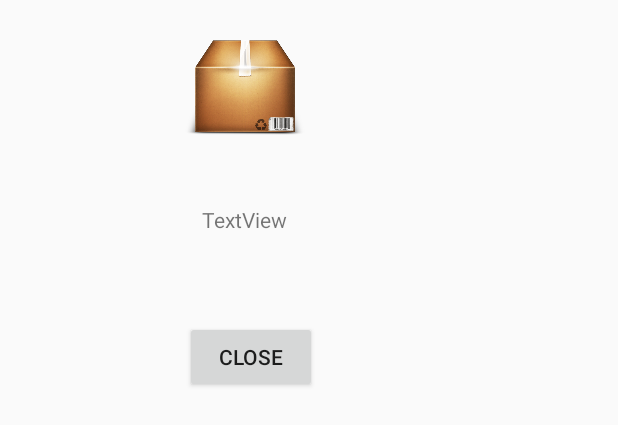
After one commit to no131614/Android-Volley-JSON-Parser, an Android app: the layout item_info_dialog.xml on its own in the app's theme, with its tools: preview values and no code run, on a phone screen of 412 x 824 dp. The commit adds this screen. Shown: the top 425 px of the screen. Run offline under Robolectric (Android 15) with nearby library versions, the phone set to English and light mode, and no system bars; network calls fail.

Commit message:
Added custom dialog to ItemInfoActivity.java

```diff
--- a/app/src/main/java/first/alexander/com/androidvolleyparser/ItemInfoActivity.java
+++ b/app/src/main/java/first/alexander/com/androidvolleyparser/ItemInfoActivity.java
@@ -5,13 +5,18 @@ import java.util.Collections;
 import java.util.Comparator;
 import java.util.HashMap;
 import android.app.Activity;
+import android.app.Dialog;
+import android.content.Context;
 import android.os.Bundle;
 import android.support.v7.app.AppCompatActivity;
 import android.util.Log;
 import android.view.View;
 import android.widget.AdapterView;
 import android.widget.AdapterView.OnItemClickListener;
+import android.widget.Button;
+import android.widget.ImageView;
 import android.widget.ListView;
+import android.widget.TextView;
 import android.widget.Toast;
 
 import com.android.volley.Request;
@@ -27,6 +32,8 @@ public class ItemInfoActivity extends AppCompatActivity {
 
     // All static variables
     final String URL = "https://shopicruit.myshopify.com/admin/orders.json?page=1&access_token=c32313df0d0ef512ca64d5b336a0d7c6";
+
+    final Context context = this;
 
     ListView list;
 
@@ -46,7 +53,25 @@ public class ItemInfoActivity extends AppCompatActivity {
             @Override
             public void onItemClick(AdapterView<?> parent, View view,
                                     int position, long id) {
-               /* Toast.makeText(MainActivity.this, "You Clicked at " +web[+ position], Toast.LENGTH_SHORT).show();*/
+                // custom dialog
+                final Dialog dialog = new Dialog(context);
+                dialog.setContentView(R.layout.item_info_dialog);
+                dialog.setTitle("Product Item Info");
+
+                // set the custom dialog components - text, image and button
+                TextView text = (TextView) dialog.findViewById(R.id.item_TextViewDialog);
+                text.setText("Android custom dialog example!");
+
+                Button buttonClose = (Button) dialog.findViewById(R.id.buttonClose);
+                // if button is clicked, close the custom dialog
+                buttonClose.setOnClickListener(new View.OnClickListener() {
+                    @Override
+                    public void onClick(View v) {
+                        dialog.dismiss();
+                    }
+                });
+
+                dialog.show();
 
             }
         });
--- /dev/null
+++ b/app/src/main/res/layout/item_info_dialog.xml
@@ -0,0 +1,36 @@
+<?xml version="1.0" encoding="utf-8"?>
+<RelativeLayout xmlns:android="http://schemas.android.com/apk/res/android"
+    xmlns:app="http://schemas.android.com/apk/res-auto"
+    android:orientation="vertical" android:layout_width="fill_parent"
+    android:layout_height="fill_parent">
+
+
+    <Button
+        android:id="@+id/buttonClose"
+        android:layout_width="wrap_content"
+        android:layout_height="wrap_content"
+        android:layout_marginStart="123dp"
+        android:text="Close"
+        android:layout_marginTop="58dp"
+        android:layout_below="@+id/item_TextViewDialog"
+        android:layout_alignParentStart="true" />
+
+    <TextView
+        android:id="@+id/item_TextViewDialog"
+        android:layout_width="wrap_content"
+        android:layout_height="wrap_content"
+        android:layout_marginTop="45dp"
+        android:text="TextView"
+        android:layout_marginStart="11dp"
+        android:layout_below="@+id/imageView2"
+        android:layout_alignStart="@+id/buttonClose" />
+
+    <ImageView
+        android:id="@+id/imageView2"
+        android:layout_width="80dp"
+        android:layout_height="80dp"
+        app:srcCompat="@drawable/box"
+        android:layout_marginTop="11dp"
+        android:layout_alignParentTop="true"
+        android:layout_alignStart="@+id/buttonClose" />
+</RelativeLayout>
```
